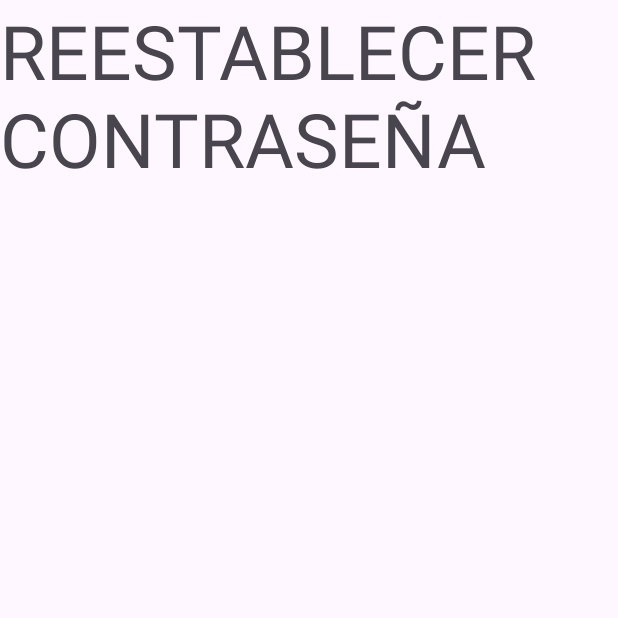
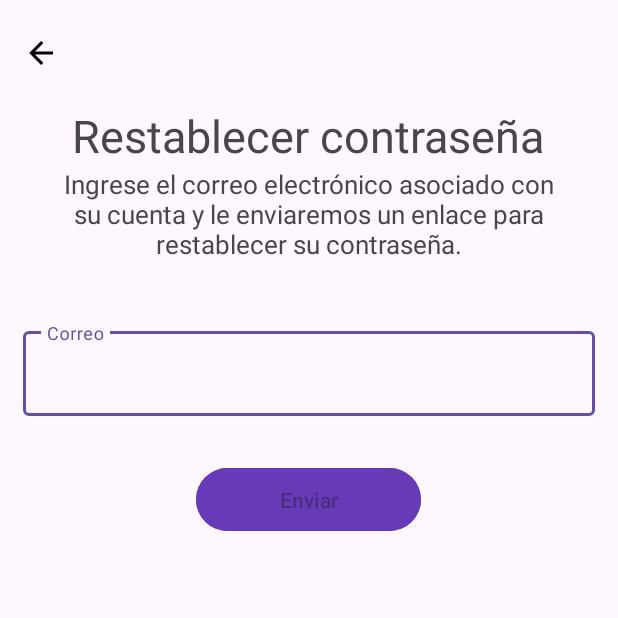
Before and after one commit to InoValz/AplicacionMovil, an Android app: the screen it shows after launch (ReestablecerClave before the commit, RestablecerClave after it), after a tap on "REESTABLECER CONTRASEÑA", on a phone screen of 412 x 824 dp, the top half of it. Run offline under Robolectric (Android 15) with nearby library versions, the phone set to English and light mode, and no system bars.

```diff
--- a/app/src/main/AndroidManifest.xml
+++ b/app/src/main/AndroidManifest.xml
@@ -13,7 +13,7 @@
         android:theme="@style/Theme.AplicacionMovil"
         tools:targetApi="31">
         <activity
-            android:name=".ReestablecerClave"
+            android:name=".RestablecerClave"
             android:exported="false" />
         <activity
             android:name=".CrearCuenta"
--- a/app/src/main/java/com/example/aplicacionmovil/MainActivity.kt
+++ b/app/src/main/java/com/example/aplicacionmovil/MainActivity.kt
@@ -9,8 +9,6 @@ import android.text.TextWatcher
 import android.widget.Button
 import android.widget.TextView
 import com.google.android.material.textfield.TextInputEditText
-import androidx.core.content.ContextCompat
-import com.google.android.material.textfield.TextInputLayout
 
 class MainActivity : AppCompatActivity() {
 
@@ -31,7 +29,7 @@ class MainActivity : AppCompatActivity() {
 
         tv_CrearCuenta.setOnClickListener {startActivity(Intent(this, CrearCuenta::class.java)) }
 
-        tv_ReestablecerClave.setOnClickListener {startActivity(Intent(this, ReestablecerClave::class.java))}
+        tv_ReestablecerClave.setOnClickListener {startActivity(Intent(this, RestablecerClave::class.java))}
 
         et_Rut.addTextChangedListener(textWatcher)
         et_Contraseña.addTextChangedListener(textWatcher)
@@ -80,6 +78,8 @@ class MainActivity : AppCompatActivity() {
                 val rutPattern = Regex("^[0-9]{7,8}-[0-9kK]$")
                 if (userInput.length !in 9..10) {
                     et_Rut.error = "RUT no valido."
+                } else if (!userInput.matches(rutPattern)) {
+                    et_Rut.error = "El RUT no tiene el formato correcto."
                 } else {
                     et_Rut.error = null
                 }
@@ -89,7 +89,6 @@ class MainActivity : AppCompatActivity() {
 
         b_iniciarSesion.isEnabled = false
         b_iniciarSesion.setOnClickListener {startActivity(Intent(this, MenuPrincipal::class.java)) }
-
 
     }
     private val textWatcher = object : TextWatcher {
@@ -108,7 +107,6 @@ class MainActivity : AppCompatActivity() {
             updateButtonEnabledState()
         }
     }
-
     private fun updateButtonEnabledState() {
         val rut = et_Rut.text.toString().trim()
         val contraseña = et_Contraseña.text.toString().trim()
@@ -118,7 +116,6 @@ class MainActivity : AppCompatActivity() {
         val isContraseñaValid = contraseña.length >= minLength && contraseña[0].isUpperCase() &&
                 contraseña.matches(".*[0-9].*".toRegex()) && contraseña.matches(".*[^A-Za-z0-9].*".toRegex())
 
-
         b_iniciarSesion.isEnabled = isRutValid && isContraseñaValid
     }
 }
--- a/app/src/main/java/com/example/aplicacionmovil/ReestablecerClave.kt
+++ /dev/null
@@ -1,11 +0,0 @@
-package com.example.aplicacionmovil
-
-import androidx.appcompat.app.AppCompatActivity
-import android.os.Bundle
-
-class ReestablecerClave : AppCompatActivity() {
-    override fun onCreate(savedInstanceState: Bundle?) {
-        super.onCreate(savedInstanceState)
-        setContentView(R.layout.activity_reestablecer_clave)
-    }
-}
--- /dev/null
+++ b/app/src/main/java/com/example/aplicacionmovil/RestablecerClave.kt
@@ -0,0 +1,58 @@
+package com.example.aplicacionmovil
+
+import android.content.Intent
+import androidx.appcompat.app.AppCompatActivity
+import android.os.Bundle
+import android.text.Editable
+import android.text.TextWatcher
+import android.view.View
+import android.widget.Button
+import android.widget.ImageButton
+import com.google.android.material.textfield.TextInputEditText
+
+class RestablecerClave : AppCompatActivity() {
+
+    private lateinit var im_back2: ImageButton
+    private lateinit var et_Correo2: TextInputEditText
+    private lateinit var b_Enviar: Button
+
+    override fun onCreate(savedInstanceState: Bundle?) {
+        super.onCreate(savedInstanceState)
+        setContentView(R.layout.activity_restablecer_clave)
+
+        im_back2 = findViewById(R.id.im_back2)
+        et_Correo2 = findViewById(R.id.et_Correo2)
+        b_Enviar = findViewById(R.id.b_Enviar)
+
+        et_Correo2.addTextChangedListener(textWatcher)
+
+        val botonBack: ImageButton = findViewById(R.id.im_back2)
+        botonBack.setOnClickListener(View.OnClickListener {
+            val intent = Intent(this, MainActivity::class.java)
+            startActivity(intent)
+        })
+
+        b_Enviar.isEnabled = false
+
+    }
+
+    private val textWatcher = object : TextWatcher {
+        override fun beforeTextChanged(s: CharSequence?, start: Int, count: Int, after: Int) {
+        }
+
+        override fun onTextChanged(s: CharSequence?, start: Int, before: Int, count: Int) {
+        }
+
+        override fun afterTextChanged(s: Editable?) {
+            updateButtonEnabledState()
+        }
+    }
+
+    private fun updateButtonEnabledState() {
+        val correo = et_Correo2.text.toString().trim()
+
+        val isCorreoValid = correo.isNotEmpty()
+        b_Enviar.isEnabled = isCorreoValid
+    }
+
+}
--- /dev/null
+++ b/app/src/main/res/drawable/arrow_left.xml
@@ -0,0 +1 @@
+<!-- drawable/arrow_left.xml --><vector xmlns:android="http://schemas.android.com/apk/res/android" android:height="24dp" android:width="24dp" android:viewportWidth="24" android:viewportHeight="24"><path android:fillColor="#000000" android:pathData="M20,11V13H8L13.5,18.5L12.08,19.92L4.16,12L12.08,4.08L13.5,5.5L8,11H20Z" /></vector>
--- /dev/null
+++ b/app/src/main/res/drawable/button_background.xml
@@ -0,0 +1,4 @@
+<?xml version="1.0" encoding="utf-8"?>
+<selector xmlns:android="http://schemas.android.com/apk/res/android">
+    <item android:drawable="@android:color/transparent" />
+</selector>
--- a/app/src/main/res/layout/activity_main.xml
+++ b/app/src/main/res/layout/activity_main.xml
@@ -20,6 +20,7 @@
             android:layout_width="70dp"
             android:layout_height="70dp"
             android:layout_gravity="center"
+            android:layout_marginTop="20dp"
             android:src="@drawable/security"/>
 
         <!-- TITULO INICIO DE SESION -->
--- a/app/src/main/res/layout/activity_reestablecer_clave.xml
+++ /dev/null
@@ -1,16 +0,0 @@
-<?xml version="1.0" encoding="utf-8"?>
-<androidx.constraintlayout.widget.ConstraintLayout xmlns:android="http://schemas.android.com/apk/res/android"
-    xmlns:app="http://schemas.android.com/apk/res-auto"
-    xmlns:tools="http://schemas.android.com/tools"
-    android:layout_width="match_parent"
-    android:layout_height="match_parent"
-    tools:context=".ReestablecerClave">
-
-    <TextView
-        android:layout_width="match_parent"
-        android:layout_height="match_parent"
-        android:text="REESTABLECER CONTRASEÑA"
-        android:textSize="50dp"
-        />
-
-</androidx.constraintlayout.widget.ConstraintLayout>
--- /dev/null
+++ b/app/src/main/res/layout/activity_restablecer_clave.xml
@@ -0,0 +1,92 @@
+<?xml version="1.0" encoding="utf-8"?>
+<androidx.constraintlayout.widget.ConstraintLayout xmlns:android="http://schemas.android.com/apk/res/android"
+    xmlns:app="http://schemas.android.com/apk/res-auto"
+    xmlns:tools="http://schemas.android.com/tools"
+    android:layout_width="match_parent"
+    android:layout_height="match_parent"
+    tools:context=".RestablecerClave">
+
+    <LinearLayout
+        android:layout_width="match_parent"
+        android:layout_height="match_parent"
+        android:orientation="vertical"
+        app:layout_constraintStart_toStartOf="parent">
+
+        <ImageButton
+            android:id="@+id/im_back2"
+            android:layout_width="30dp"
+            android:layout_height="30dp"
+            android:layout_marginStart="12dp"
+            android:layout_marginTop="20dp"
+            android:background="@android:color/transparent"
+            android:src="@drawable/arrow_left" />
+
+        <!-- TITULO REESTABLECER CONTRASEÑA -->
+        <LinearLayout
+            android:layout_width="match_parent"
+            android:layout_height="wrap_content"
+            android:gravity="center"
+            android:orientation="vertical"
+            >
+            <TextView
+                android:layout_width="wrap_content"
+                android:layout_height="wrap_content"
+                android:layout_marginStart="16dp"
+                android:layout_marginEnd="16dp"
+                android:layout_marginTop="20dp"
+                android:text="Restablecer contraseña"
+                android:textSize="30dp"
+                />
+            <TextView
+                android:layout_width="wrap_content"
+                android:layout_height="wrap_content"
+                android:layout_marginStart="16dp"
+                android:layout_marginEnd="16dp"
+                android:layout_marginBottom="25dp"
+                android:gravity="center"
+                android:text="Ingrese el correo electrónico asociado con su cuenta y le enviaremos un enlace para restablecer su contraseña."
+                android:textSize="17dp"
+                />
+        </LinearLayout>
+
+        <LinearLayout
+            android:layout_width="match_parent"
+            android:layout_height="wrap_content"
+            android:gravity="center"
+            android:orientation="vertical"
+            >
+
+            <!-- EDIT TEXT NOMBRE -->
+            <com.google.android.material.textfield.TextInputLayout
+                android:layout_width="match_parent"
+                android:layout_height="wrap_content"
+                android:layout_margin="15dp"
+                app:layout_constraintBottom_toBottomOf="parent"
+                app:layout_constraintEnd_toEndOf="parent"
+                app:layout_constraintStart_toStartOf="parent"
+                app:layout_constraintTop_toTopOf="parent"
+                >
+
+                <com.google.android.material.textfield.TextInputEditText
+                    android:id="@+id/et_Correo2"
+                    android:layout_width="match_parent"
+                    android:layout_height="wrap_content"
+                    android:hint="Correo"
+                    android:inputType="text"
+                    />
+            </com.google.android.material.textfield.TextInputLayout>
+
+            <!-- BOTON ENVIAR -->
+            <Button
+                android:id="@+id/b_Enviar"
+                android:layout_width="150dp"
+                android:layout_height="50dp"
+                android:layout_margin="15dp"
+                android:backgroundTint="@color/morado"
+                android:text="Enviar" />
+
+        </LinearLayout>
+
+    </LinearLayout>
+
+</androidx.constraintlayout.widget.ConstraintLayout>
```
Also changed, not shown: app/src/main/java/com/example/aplicacionmovil/CrearCuenta.kt (+10 -0 lines), app/src/main/res/layout/activity_crear_cuenta.xml (+34 -32 lines).
